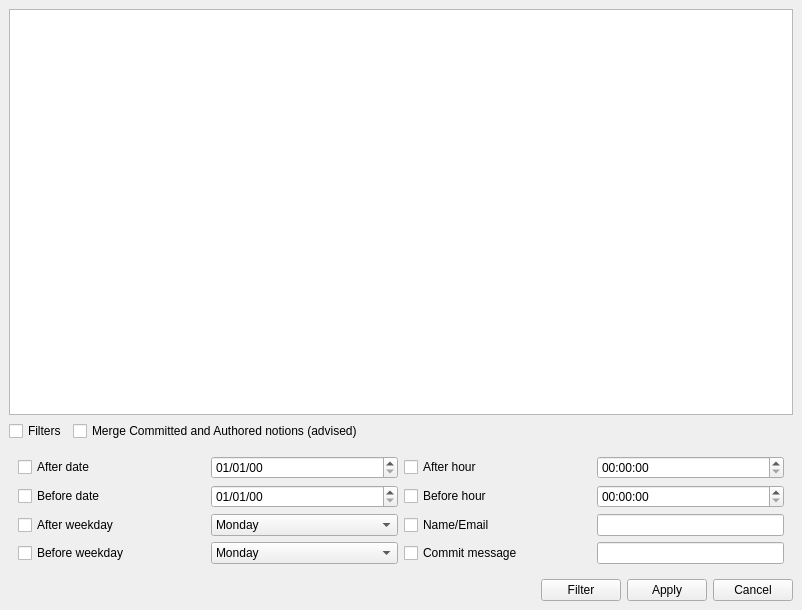
Old version of the form qGitFilterBranch/main_window.ui in the repository mike-perdide/gitbuster.
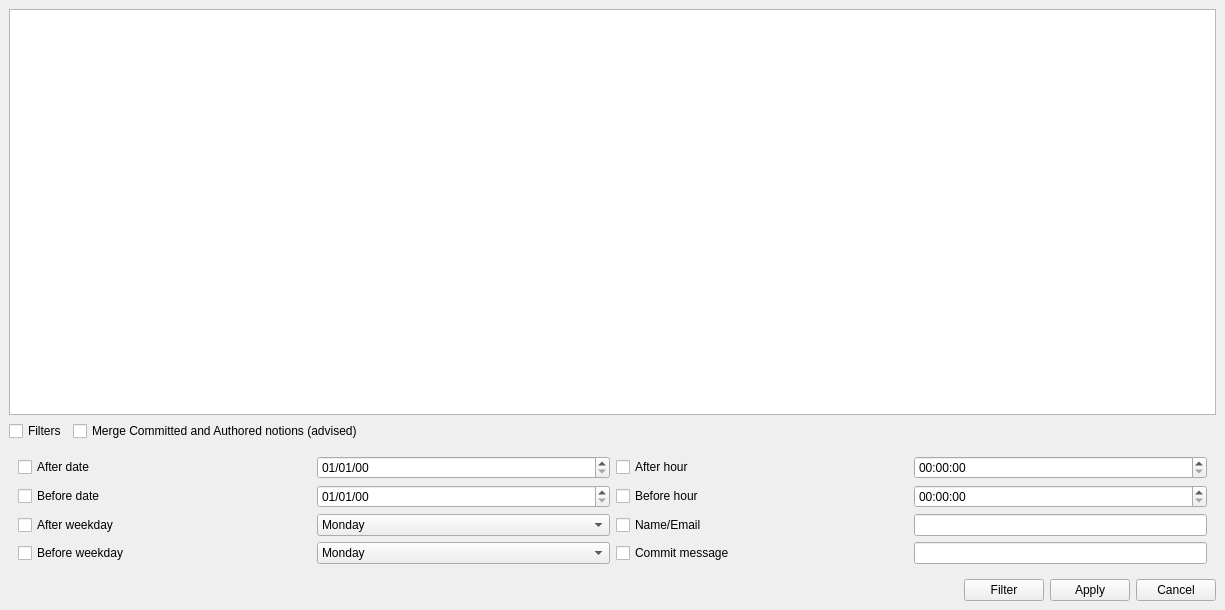
New version of the form.

Commit message: Forcing the initial width to 1225, which should be enough.

```diff
--- a/qGitFilterBranch/main_window.ui
+++ b/qGitFilterBranch/main_window.ui
@@ -6,7 +6,7 @@
    <rect>
     <x>0</x>
     <y>0</y>
-    <width>802</width>
+    <width>1225</width>
     <height>610</height>
    </rect>
   </property>
```
